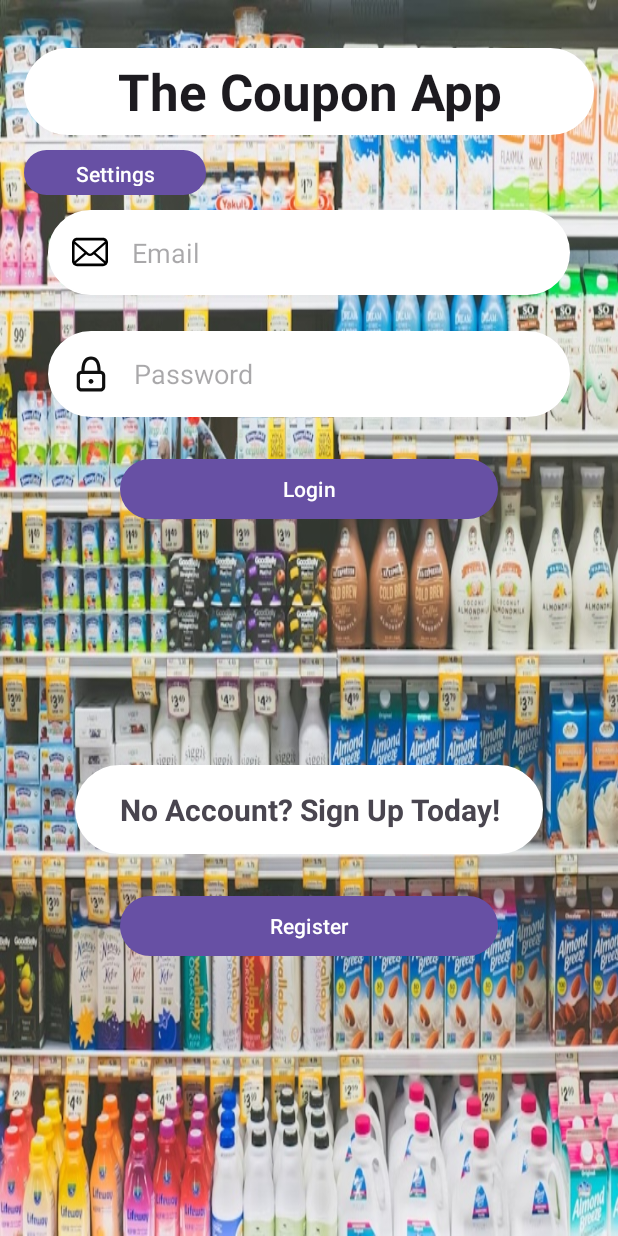
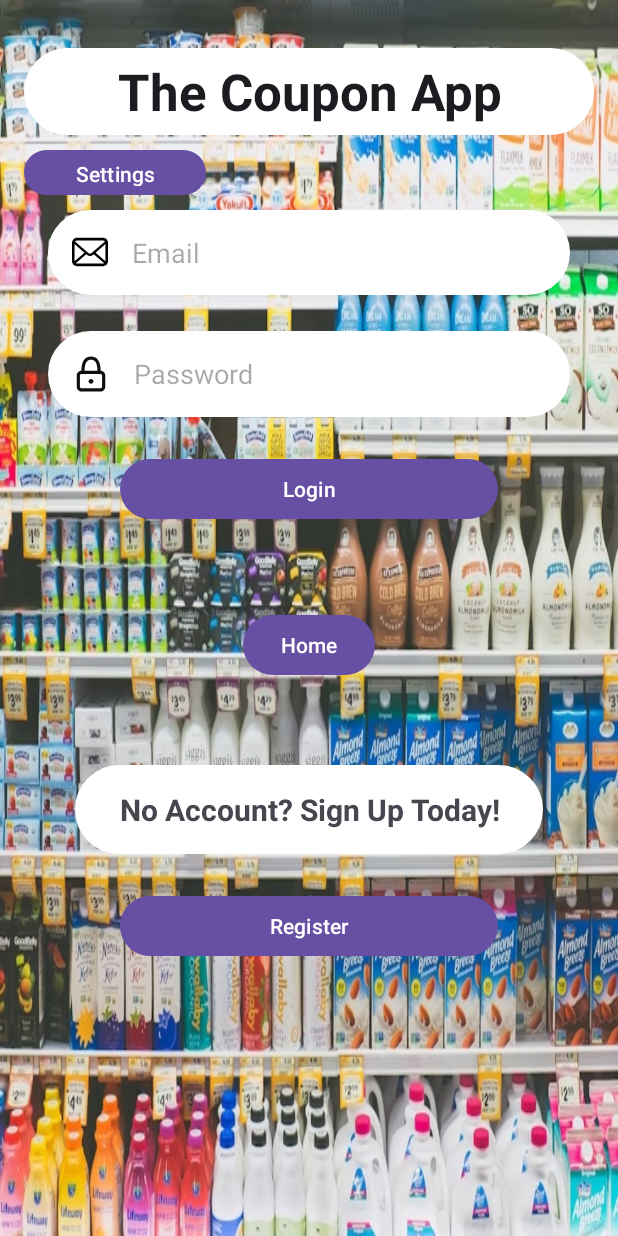
Before and after one commit to cs-cbonh002/The-Coupon-App, an Android app: the screen it shows after launch (LoginActivity), on a phone screen of 412 x 824 dp. Run offline under Robolectric (Android 15) with nearby library versions, the phone set to English and light mode, and no system bars.

Commit message:
Add temp Home button to Login Screen for better development.

```diff
--- a/app/src/main/java/edu/odu/cs/teamblack/cs411/thecouponapp/LoginActivity.java
+++ b/app/src/main/java/edu/odu/cs/teamblack/cs411/thecouponapp/LoginActivity.java
@@ -28,5 +28,12 @@ public class LoginActivity extends AppCompatActivity {
                 startActivity(new Intent(LoginActivity.this, SettingsActivity.class));
             }
         });
+        Button homeButton = findViewById(R.id.homeButton);
+        homeButton.setOnClickListener((new View.OnClickListener() {
+            @Override
+            public void onClick(View v) {
+                startActivity(new Intent(LoginActivity.this, HomeActivity.class));
+            }
+        }));
     }
 }
--- a/app/src/main/res/layout/activity_login.xml
+++ b/app/src/main/res/layout/activity_login.xml
@@ -113,4 +113,16 @@
         app:layout_constraintBottom_toTopOf="@+id/userNameField"
         app:layout_constraintStart_toStartOf="@+id/welcomeBanner"
         app:layout_constraintTop_toBottomOf="@+id/welcomeBanner" />
+
+    <Button
+        android:id="@+id/homeButton"
+        android:layout_width="wrap_content"
+        android:layout_height="wrap_content"
+        android:text="@string/Home_Button"
+        app:layout_constraintBottom_toTopOf="@+id/newAccountMessage"
+        app:layout_constraintEnd_toEndOf="parent"
+        app:layout_constraintStart_toStartOf="parent"
+        app:layout_constraintTop_toBottomOf="@+id/loginButton" />
+
+
 </androidx.constraintlayout.widget.ConstraintLayout>
--- a/app/src/main/res/values/strings.xml
+++ b/app/src/main/res/values/strings.xml
@@ -9,6 +9,7 @@
     <string name="Password_Prompt">Password</string>
     <string name="Confirm_Password">Re-Enter Password</string>
     <string name="Already_Member_Message">Already Have An Account?</string>
+    <string name="Home_Button">Home</string>
     <string name="close_nav">Close Navigation Drawer</string>
     <string name="open_nav">Open Navigation Drawer</string>
     <string name="title_activity_audio_classification">audio_classification</string>
```
